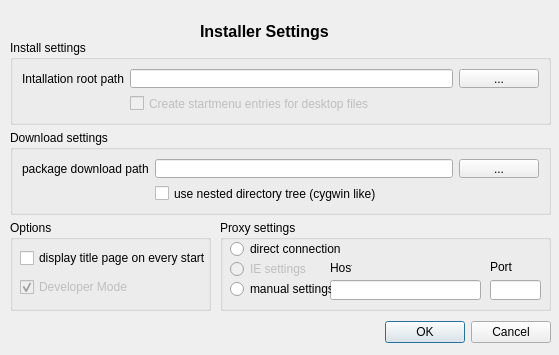
This is gui/settingspage.ui in KDE/kdewin-installer as Qt 5 draws it before an edit. The edited form follows.
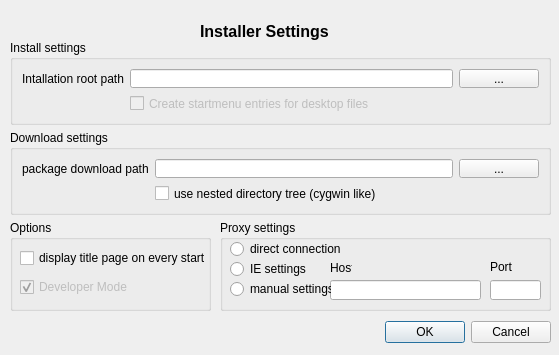
This is the edited form.

```diff
--- a/gui/settingspage.ui
+++ b/gui/settingspage.ui
@@ -266,7 +266,7 @@
    </widget>
    <widget class="QRadioButton" name="proxyIE" >
     <property name="enabled" >
-     <bool>false</bool>
+     <bool>true</bool>
     </property>
     <property name="geometry" >
      <rect>
```
Left out of the diff: 26 changed lines with no effect on the pictures.
